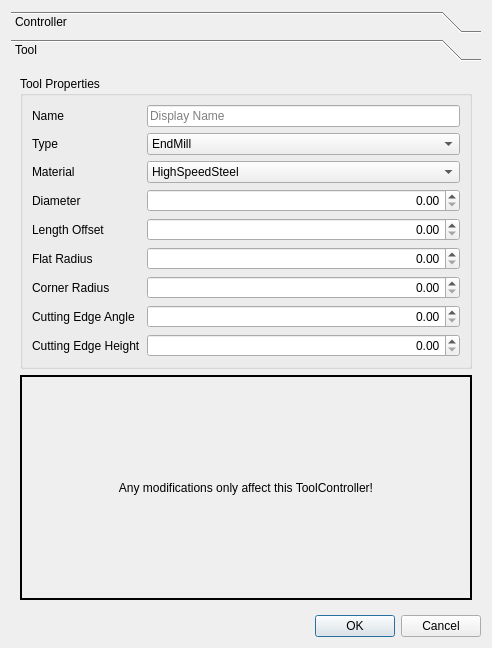
This is src/Mod/Path/Gui/Resources/panels/DlgToolControllerEdit.ui in berndhahnebach/All_FreeCAD as Qt 5 draws it before an edit. The edited form follows.
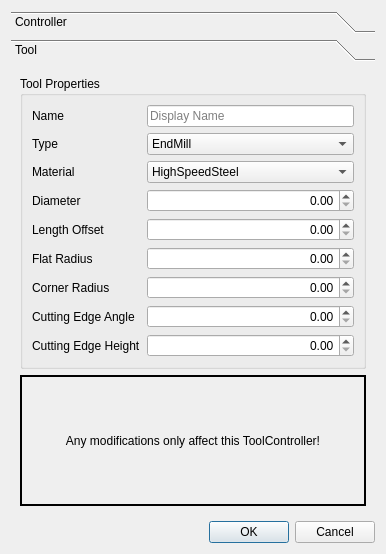
This is the edited form. The open tabs and pages were chosen to show the change. Custom widgets are drawn as their Qt base class.

Commit message: Changed TC editor fields horizontal sizing to expand.

```diff
--- a/src/Mod/Path/Gui/Resources/panels/DlgToolControllerEdit.ui
+++ b/src/Mod/Path/Gui/Resources/panels/DlgToolControllerEdit.ui
@@ -6,8 +6,8 @@
    <rect>
     <x>0</x>
     <y>0</y>
-    <width>492</width>
-    <height>648</height>
+    <width>386</width>
+    <height>554</height>
    </rect>
   </property>
   <property name="windowTitle">
@@ -208,8 +208,8 @@
        <rect>
         <x>0</x>
         <y>0</y>
-        <width>474</width>
-        <height>535</height>
+        <width>368</width>
+        <height>441</height>
        </rect>
       </property>
       <attribute name="label">
@@ -234,6 +234,12 @@
           </item>
           <item row="0" column="1">
            <widget class="QLineEdit" name="toolName">
+            <property name="sizePolicy">
+             <sizepolicy hsizetype="Expanding" vsizetype="Fixed">
+              <horstretch>0</horstretch>
+              <verstretch>0</verstretch>
+             </sizepolicy>
+            </property>
             <property name="maxLength">
              <number>50</number>
             </property>
@@ -406,6 +412,12 @@
           </item>
           <item row="6" column="1">
            <widget class="Gui::QuantitySpinBox" name="toolDiameter">
+            <property name="sizePolicy">
+             <sizepolicy hsizetype="MinimumExpanding" vsizetype="Fixed">
+              <horstretch>0</horstretch>
+              <verstretch>0</verstretch>
+             </sizepolicy>
+            </property>
             <property name="alignment">
              <set>Qt::AlignRight|Qt::AlignTrailing|Qt::AlignVCenter</set>
             </property>
@@ -428,6 +440,12 @@
           </item>
           <item row="8" column="1">
            <widget class="Gui::QuantitySpinBox" name="toolLengthOffset">
+            <property name="sizePolicy">
+             <sizepolicy hsizetype="MinimumExpanding" vsizetype="Fixed">
+              <horstretch>0</horstretch>
+              <verstretch>0</verstretch>
+             </sizepolicy>
+            </property>
             <property name="alignment">
              <set>Qt::AlignRight|Qt::AlignTrailing|Qt::AlignVCenter</set>
             </property>
@@ -447,6 +465,12 @@
           </item>
           <item row="12" column="1">
            <widget class="Gui::QuantitySpinBox" name="toolFlatRadius">
+            <property name="sizePolicy">
+             <sizepolicy hsizetype="MinimumExpanding" vsizetype="Fixed">
+              <horstretch>0</horstretch>
+              <verstretch>0</verstretch>
+             </sizepolicy>
+            </property>
             <property name="alignment">
              <set>Qt::AlignRight|Qt::AlignTrailing|Qt::AlignVCenter</set>
             </property>
@@ -466,6 +490,12 @@
           </item>
           <item row="14" column="1">
            <widget class="Gui::QuantitySpinBox" name="toolCornerRadius">
+            <property name="sizePolicy">
+             <sizepolicy hsizetype="MinimumExpanding" vsizetype="Fixed">
+              <horstretch>0</horstretch>
+              <verstretch>0</verstretch>
+             </sizepolicy>
+            </property>
             <property name="alignment">
              <set>Qt::AlignRight|Qt::AlignTrailing|Qt::AlignVCenter</set>
             </property>
@@ -485,6 +515,12 @@
           </item>
           <item row="18" column="1">
            <widget class="Gui::QuantitySpinBox" name="toolCuttingEdgeHeight">
+            <property name="sizePolicy">
+             <sizepolicy hsizetype="MinimumExpanding" vsizetype="Fixed">
+              <horstretch>0</horstretch>
+              <verstretch>0</verstretch>
+             </sizepolicy>
+            </property>
             <property name="alignment">
              <set>Qt::AlignRight|Qt::AlignTrailing|Qt::AlignVCenter</set>
             </property>
@@ -504,6 +540,12 @@
           </item>
           <item row="16" column="1">
            <widget class="Gui::QuantitySpinBox" name="toolCuttingEdgeAngle">
+            <property name="sizePolicy">
+             <sizepolicy hsizetype="MinimumExpanding" vsizetype="Fixed">
+              <horstretch>0</horstretch>
+              <verstretch>0</verstretch>
+             </sizepolicy>
+            </property>
             <property name="alignment">
              <set>Qt::AlignRight|Qt::AlignTrailing|Qt::AlignVCenter</set>
             </property>
```
Left out of the diff: 28 changed lines with no effect on the pictures.
